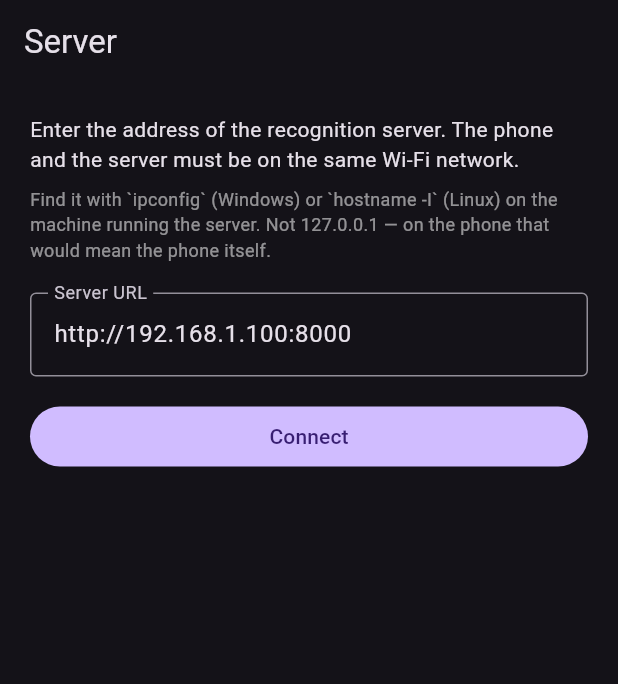
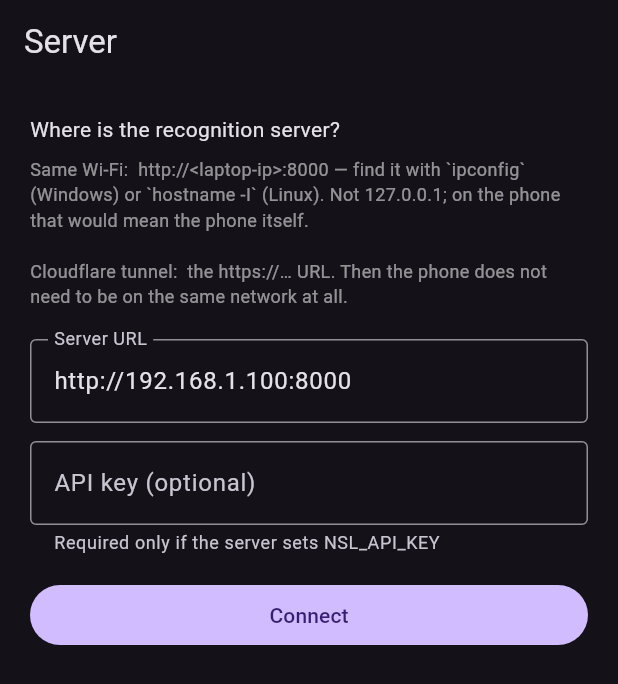
Before and after one commit to Minor-Project-NSL-Recognition/Data-Collection-Pipeline, a Flutter app: the screen it shows after launch, after a tap on "Connect", after a tap on the "settings" icon, on a phone screen of 412 x 824 dp. Shown: the top 684 px of the screen. Run offline on Flutter 3.47's test engine with Material 3 defaults, Android fonts, the phone set to English and light mode, and no system bars; our stand-ins replace camera, flutter_tts, shared_preferences; network calls fail.

Commit message:
feat: add API key support and authentication for server connections

```diff
--- a/app/lib/main.dart
+++ b/app/lib/main.dart
@@ -5,6 +5,7 @@ import 'package:shared_preferences/shared_preferences.dart';
 import 'sign_page.dart';
 
 const _prefsKey = 'server_url';
+const _prefsApiKey = 'api_key';
 const _defaultUrl = 'http://192.168.1.100:8000';
 
 Future<void> main() async {
@@ -24,6 +25,7 @@ class NslApp extends StatefulWidget {
 
 class _NslAppState extends State<NslApp> {
   String? _url;
+  String? _apiKey;
   bool _loading = true;
 
   @override
@@ -33,15 +35,22 @@ class _NslAppState extends State<NslApp> {
       if (!mounted) return;
       setState(() {
         _url = p.getString(_prefsKey);
+        _apiKey = p.getString(_prefsApiKey);
         _loading = false;
       });
     });
   }
 
-  Future<void> _save(String url) async {
+  Future<void> _save(String url, String apiKey) async {
     final p = await SharedPreferences.getInstance();
     await p.setString(_prefsKey, url);
-    if (mounted) setState(() => _url = url);
+    await p.setString(_prefsApiKey, apiKey);
+    if (mounted) {
+      setState(() {
+        _url = url;
+        _apiKey = apiKey;
+      });
+    }
   }
 
   @override
@@ -53,9 +62,14 @@ class _NslAppState extends State<NslApp> {
       home: _loading
           ? const Scaffold(body: Center(child: CircularProgressIndicator()))
           : _url == null
-              ? ServerSetupPage(initial: _defaultUrl, onSaved: _save)
+              ? ServerSetupPage(
+                  initialUrl: _defaultUrl,
+                  initialApiKey: _apiKey ?? '',
+                  onSaved: _save,
+                )
               : SignPage(
                   serverUrl: _url!,
+                  apiKey: _apiKey,
                   onEditServer: () => setState(() => _url = null),
                 ),
     );
@@ -63,16 +77,23 @@ class _NslAppState extends State<NslApp> {
 }
 
 class ServerSetupPage extends StatefulWidget {
-  const ServerSetupPage({super.key, required this.initial, required this.onSaved});
-  final String initial;
-  final ValueChanged<String> onSaved;
+  const ServerSetupPage({
+    super.key,
+    required this.initialUrl,
+    required this.initialApiKey,
+    required this.onSaved,
+  });
+  final String initialUrl;
+  final String initialApiKey;
+  final void Function(String url, String apiKey) onSaved;
 
   @override
   State<ServerSetupPage> createState() => _ServerSetupPageState();
 }
 
 class _ServerSetupPageState extends State<ServerSetupPage> {
-  late final _controller = TextEditingController(text: widget.initial);
+  late final _controller = TextEditingController(text: widget.initialUrl);
+  late final _keyController = TextEditingController(text: widget.initialApiKey);
   String? _error;
 
   void _submit() {
@@ -82,12 +103,16 @@ class _ServerSetupPageState extends State<ServerSetupPage> {
       setState(() => _error = 'Expected something like http://192.168.1.7:8000');
       return;
     }
-    widget.onSaved(text.replaceAll(RegExp(r'/+$'), ''));
+    widget.onSaved(
+      text.replaceAll(RegExp(r'/+$'), ''),
+      _keyController.text.trim(),
+    );
   }
 
   @override
   void dispose() {
     _controller.dispose();
+    _keyController.dispose();
     super.dispose();
   }
 
@@ -100,15 +125,14 @@ class _ServerSetupPageState extends State<ServerSetupPage> {
         child: Column(
           crossAxisAlignment: CrossAxisAlignment.stretch,
           children: [
-            const Text(
-              'Enter the address of the recognition server. The phone and the '
-              'server must be on the same Wi-Fi network.',
-            ),
+            const Text('Where is the recognition server?'),
             const SizedBox(height: 8),
             const Text(
-              'Find it with `ipconfig` (Windows) or `hostname -I` (Linux) on the '
-              'machine running the server. Not 127.0.0.1 — on the phone that '
-              'would mean the phone itself.',
+              'Same Wi-Fi:  http://<laptop-ip>:8000 — find it with `ipconfig` '
+              '(Windows) or `hostname -I` (Linux). Not 127.0.0.1; on the phone '
+              'that would mean the phone itself.\n\n'
+              'Cloudflare tunnel:  the https://… URL. Then the phone does not '
+              'need to be on the same network at all.',
               style: TextStyle(fontSize: 12, color: Colors.white54),
             ),
             const SizedBox(height: 20),
@@ -123,6 +147,17 @@ class _ServerSetupPageState extends State<ServerSetupPage> {
               ),
               onSubmitted: (_) => _submit(),
             ),
+            const SizedBox(height: 12),
+            TextField(
+              controller: _keyController,
+              autocorrect: false,
+              decoration: const InputDecoration(
+                labelText: 'API key (optional)',
+                helperText: 'Required only if the server sets NSL_API_KEY',
+                border: OutlineInputBorder(),
+              ),
+              onSubmitted: (_) => _submit(),
+            ),
             const SizedBox(height: 16),
             FilledButton(onPressed: _submit, child: const Text('Connect')),
           ],
--- a/app/lib/nsl_client.dart
+++ b/app/lib/nsl_client.dart
@@ -104,9 +104,17 @@ class NslException implements Exception {
   String toString() => detail == null ? code : '$code: $detail';
 }
 
+/// Cloudflare (and most reverse proxies) close WebSockets that sit idle, and
+/// between signs this one does exactly that. A periodic ping keeps it open;
+/// without it the first sign works and the next one fails with a disconnect
+/// some minutes later — an intermittent failure that is miserable to diagnose
+/// live. Harmless on a LAN.
+const _keepAlivePeriod = Duration(seconds: 30);
+
 class NslClient {
   WebSocketChannel? _channel;
   StreamSubscription? _sub;
+  Timer? _keepAlive;
   final _ackController = StreamController<NslAck>.broadcast();
   Completer<NslResult>? _pending;
   Completer<void>? _ready;
@@ -115,15 +123,29 @@ class NslClient {
   Stream<NslAck> get acks => _ackController.stream;
   bool get isConnected => _channel != null;
 
-  /// [baseUrl] is the plain HTTP origin, e.g. `http://192.168.1.7:8000`.
+  /// [baseUrl] is the HTTP origin — `http://192.168.1.7:8000` on a LAN, or the
+  /// `https://…` tunnel URL. `https` becomes `wss` automatically.
+  ///
+  /// [apiKey] is required when the server runs with `NSL_API_KEY` set, which it
+  /// should whenever it is exposed through a tunnel. It goes in the query
+  /// string rather than a header because WebSocket clients cannot reliably set
+  /// headers on the upgrade request.
   ///
   /// [mirror] must stay true for a front camera: the server flips the frame to
   /// match `record.py`, which mirrored every training clip. Flipping twice puts
   /// the left and right hand blocks in each other's slots.
-  Future<void> connect(String baseUrl, {bool mirror = true, Duration timeout = const Duration(seconds: 10)}) async {
+  Future<void> connect(
+    String baseUrl, {
+    bool mirror = true,
+    String? apiKey,
+    Duration timeout = const Duration(seconds: 15),
+  }) async {
     await dispose();
     final ws = baseUrl.replaceFirst(RegExp(r'^http'), 'ws');
-    final uri = Uri.parse('$ws/ws/stream?mirror=${mirror ? 1 : 0}');
+    final uri = Uri.parse('$ws/ws/stream').replace(queryParameters: {
+      'mirror': mirror ? '1' : '0',
+      if (apiKey != null && apiKey.isNotEmpty) 'key': apiKey,
+    });
 
     final channel = WebSocketChannel.connect(uri);
     _channel = channel;
@@ -138,6 +160,12 @@ class NslClient {
 
     await channel.ready.timeout(timeout);
     await _ready!.future.timeout(timeout);
+
+    _keepAlive = Timer.periodic(_keepAlivePeriod, (_) {
+      if (_channel != null && _pending == null) {
+        _channel!.sink.add(jsonEncode({'type': 'ping'}));
+      }
+    });
   }
 
   void _onMessage(dynamic raw) {
@@ -173,6 +201,8 @@ class NslClient {
   }
 
   void _failAll(Object error) {
+    _keepAlive?.cancel();
+    _keepAlive = null;
     if (_ready?.isCompleted == false) _ready!.completeError(error);
     _pending?.completeError(error);
     _pending = null;
@@ -203,6 +233,8 @@ class NslClient {
   }
 
   Future<void> dispose() async {
+    _keepAlive?.cancel();
+    _keepAlive = null;
     await _sub?.cancel();
     _sub = null;
     await _channel?.sink.close();
--- a/app/lib/sign_page.dart
+++ b/app/lib/sign_page.dart
@@ -15,8 +15,14 @@ const _targetFps = 16;
 const _frameInterval = Duration(milliseconds: 1000 ~/ _targetFps);
 
 class SignPage extends StatefulWidget {
-  const SignPage({super.key, required this.serverUrl, required this.onEditServer});
+  const SignPage({
+    super.key,
+    required this.serverUrl,
+    required this.onEditServer,
+    this.apiKey,
+  });
   final String serverUrl;
+  final String? apiKey;
   final VoidCallback onEditServer;
 
   @override
@@ -88,7 +94,7 @@ class _SignPageState extends State<SignPage> with WidgetsBindingObserver {
       _error = null;
     });
     try {
-      await _client.connect(widget.serverUrl);
+      await _client.connect(widget.serverUrl, apiKey: widget.apiKey);
       _ackSub?.cancel();
       _ackSub = _client.acks.listen((ack) {
         if (!mounted) return;
@@ -103,9 +109,12 @@ class _SignPageState extends State<SignPage> with WidgetsBindingObserver {
       if (mounted) setState(() => _connected = true);
     } catch (e) {
       if (mounted) {
+        final unauthorized = '$e'.contains('unauthorized');
         setState(() {
           _connected = false;
-          _error = 'Cannot reach ${widget.serverUrl}\n$e';
+          _error = unauthorized
+              ? 'Server rejected the API key. Check it under the gear icon.'
+              : 'Cannot reach ${widget.serverUrl}\n$e';
         });
       }
     }
```
Also changed, not shown: 8 other files.
